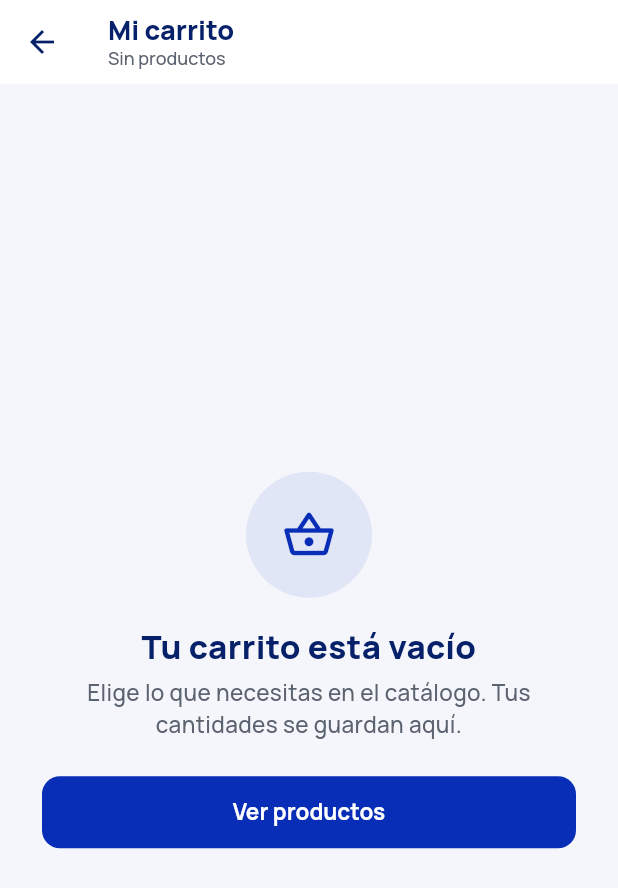
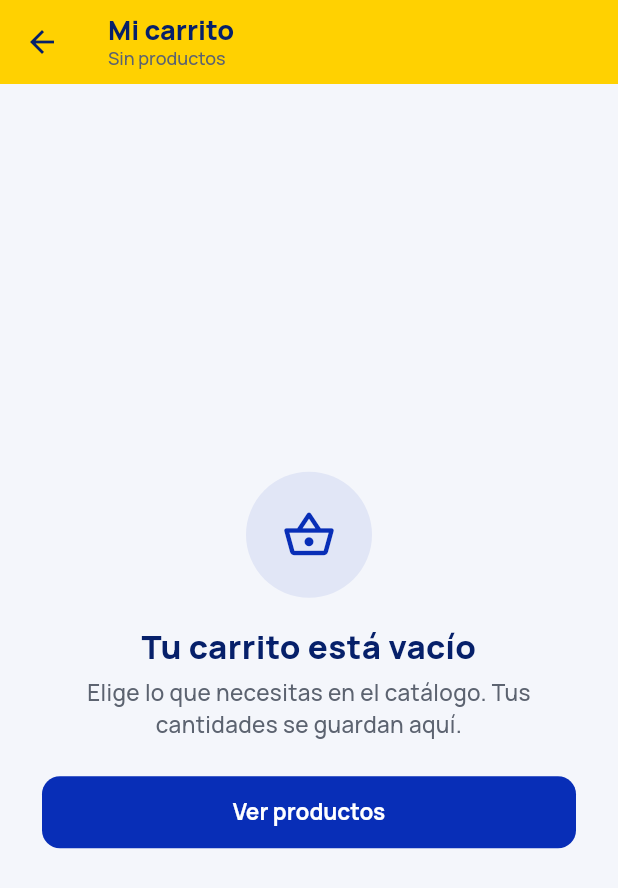
Before and after one commit to gerald122012/Tienda-Mas, a Flutter app: the screen it shows after launch, after a tap on the "shopping cart" icon, on a phone screen of 412 x 824 dp. Shown: the top 888 px of the screen. Run offline on Flutter 3.47's test engine with Material 3 defaults, Android fonts, the phone set to English and light mode, and no system bars; our stand-ins replace cloud_firestore, file_picker, firebase_auth, firebase_core, flutter_map, geolocator and 6 more; missing offline and left inert: mobile_scanner; accounts and stored records are empty; network calls fail.

Commit message:
Devolver el amarillo Mass a las barras y quitar el bloque detrás del banner

```diff
--- a/lib/screens/carrito/carrito_screen.dart
+++ b/lib/screens/carrito/carrito_screen.dart
@@ -366,7 +366,7 @@ class _CarritoScreenState extends State<CarritoScreen> {
     return Scaffold(
       backgroundColor: tokens.fondo,
       appBar: AppBar(
-        backgroundColor: tokens.superficie,
+        backgroundColor: tokens.sello,
         foregroundColor: tokens.profundo,
         elevation: 0,
         scrolledUnderElevation: 0,
--- a/lib/screens/inicio/inicio_screen.dart
+++ b/lib/screens/inicio/inicio_screen.dart
@@ -445,21 +445,8 @@ class _HeroeFotos extends StatelessWidget {
 
   @override
   Widget build(BuildContext context) {
-    final tokens = TokensMass.de(context);
     return Stack(
       children: [
-        Positioned(
-          right: 0,
-          top: 8,
-          bottom: 8,
-          width: 96,
-          child: DecoratedBox(
-            decoration: BoxDecoration(
-              color: tokens.sello,
-              borderRadius: BorderRadius.circular(MassRadio.tarjeta),
-            ),
-          ),
-        ),
         Positioned(top: 0, right: 14, child: _marco(productos.first, 100)),
         if (productos.length > 1)
           Positioned(left: 0, bottom: 0, child: _marco(productos[1], 84)),
@@ -489,24 +476,11 @@ class _HeroeFotosEstrecho extends StatelessWidget {
 
   @override
   Widget build(BuildContext context) {
-    final tokens = TokensMass.de(context);
     return SizedBox(
       height: 96,
       child: Stack(
         alignment: Alignment.bottomRight,
         children: [
-          Positioned(
-            right: 0,
-            bottom: 4,
-            child: Container(
-              width: 168,
-              height: 48,
-              decoration: BoxDecoration(
-                color: tokens.sello,
-                borderRadius: BorderRadius.circular(MassRadio.tarjeta),
-              ),
-            ),
-          ),
           Row(
             mainAxisAlignment: MainAxisAlignment.end,
             children: [
--- a/lib/tema/tema_mass.dart
+++ b/lib/tema/tema_mass.dart
@@ -144,7 +144,7 @@ ThemeData temaClienteMovil() {
     ),
     scaffoldBackgroundColor: tokens.fondo,
     appBarTheme: AppBarTheme(
-      backgroundColor: tokens.superficie,
+      backgroundColor: tokens.sello,
       foregroundColor: tokens.profundo,
       centerTitle: false,
       elevation: 0,
--- a/lib/widgets/barra_superior_mass.dart
+++ b/lib/widgets/barra_superior_mass.dart
@@ -19,10 +19,12 @@ class BarraSuperiorMass extends StatelessWidget implements PreferredSizeWidget {
   Widget build(BuildContext context) {
     final tokens = TokensMass.de(context);
     return Material(
-      color: tokens.superficie,
+      color: tokens.sello,
       child: DecoratedBox(
         decoration: BoxDecoration(
-          border: Border(bottom: BorderSide(color: tokens.linea)),
+          border: Border(
+            bottom: BorderSide(color: tokens.profundo.withValues(alpha: 0.12)),
+          ),
         ),
         child: SafeArea(
           bottom: false,
--- a/lib/widgets/navegacion_inferior_mass.dart
+++ b/lib/widgets/navegacion_inferior_mass.dart
@@ -26,10 +26,12 @@ class NavegacionInferiorMass extends StatelessWidget {
     final tokens = TokensMass.de(context);
     final reducir = MediaQuery.disableAnimationsOf(context);
     return Material(
-      color: tokens.superficie,
+      color: tokens.sello,
       child: DecoratedBox(
         decoration: BoxDecoration(
-          border: Border(top: BorderSide(color: tokens.linea)),
+          border: Border(
+            top: BorderSide(color: tokens.profundo.withValues(alpha: 0.12)),
+          ),
         ),
         child: SafeArea(
           top: false,
@@ -71,7 +73,7 @@ class _PestanaNav extends StatelessWidget {
   @override
   Widget build(BuildContext context) {
     final tokens = TokensMass.de(context);
-    final color = activa ? tokens.accion : tokens.tintaSuave;
+    final color = activa ? tokens.accion : tokens.profundo.withValues(alpha: 0.72);
     return Semantics(
       button: true,
       selected: activa,
@@ -93,7 +95,7 @@ class _PestanaNav extends StatelessWidget {
                   height: 3,
                   margin: const EdgeInsets.only(bottom: 6),
                   decoration: BoxDecoration(
-                    color: activa ? tokens.sello : Colors.transparent,
+                    color: activa ? tokens.accion : Colors.transparent,
                     borderRadius: BorderRadius.circular(2),
                   ),
                 ),
```
